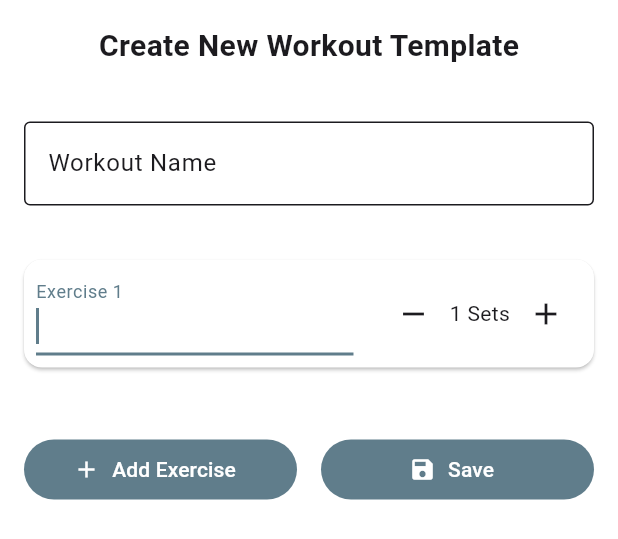
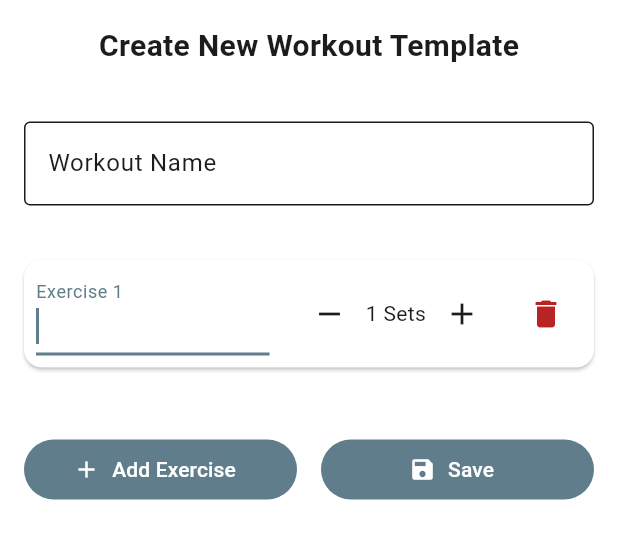
Before and after one commit to Stefano-Bozzi/GymTracker-App, a Flutter app: the _CreateTemplateSheet widget shown alone on an empty page, opened directly, after a tap on "Add Exercise", on a phone screen of 412 x 824 dp. Shown: the top 539 px of the screen. Run offline on Flutter 3.47's test engine with Material 3 defaults, Android fonts, the phone set to English and light mode, and no system bars; our stand-ins replace isar; missing offline and left inert: markdown_widget; accounts and stored records are empty; generated files the repository leaves out were written again.

Commit message:
feat: add delete exercise during template creation

```diff
--- a/lib/views/widgets/workout_template_sheet_widget.dart
+++ b/lib/views/widgets/workout_template_sheet_widget.dart
@@ -42,7 +42,7 @@ class _CreateTemplateSheetState extends State<_CreateTemplateSheet> {
       for (var exc in widget.templateToEdit!.exercises) {
         _exercises.add({
           'nameController': TextEditingController(text: exc.name),
-          'sets': exc.sets.length, // Contiamo quanti set aveva
+          'sets': exc.sets.length,
           'focusNode': FocusNode(),
         });
       }
@@ -197,6 +197,15 @@ class _CreateTemplateSheetState extends State<_CreateTemplateSheet> {
                               icon: const Icon(Icons.add),
                               onPressed: () => setState(() => exc['sets']++),
                             ),
+
+                            const SizedBox(width: 8),
+                            // Delete exercise button
+                                IconButton(
+                              icon: const Icon(Icons.delete, color: Color.fromARGB(255, 185, 35, 35),),
+                                  onPressed: () => setState(() {
+                                    _exercises.removeAt(index);
+                                  }),
+                                ),
                           ],
                         )
                       ],
```
